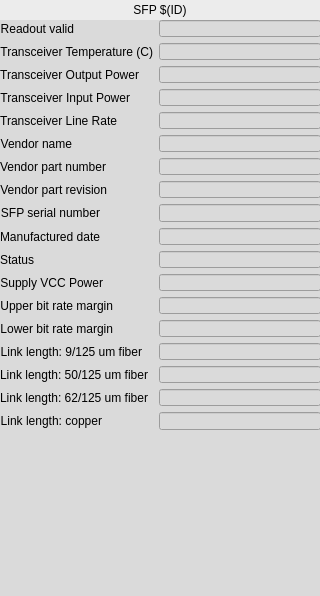
Old version of the form evgMrmApp/opi/EVG/G_EVG_sfp.ui in the repository paulscherrerinstitute/mrfioc2.
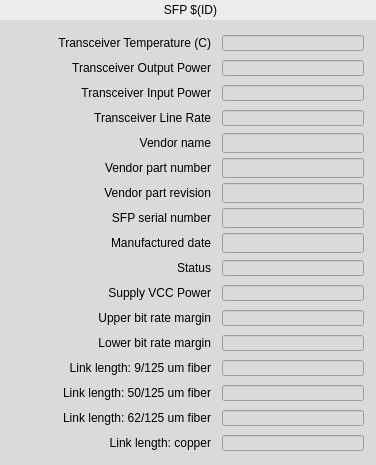
New version of the form. Custom widgets are drawn as their Qt base class.

Commit message: SFP: updated databases and guis with alarms. Removed printout of powerRx error to shell on each update. Limits for SFP alarms also updated

Diff of the .ui file:
```diff
--- a/evgMrmApp/opi/EVG/G_EVG_sfp.ui
+++ b/evgMrmApp/opi/EVG/G_EVG_sfp.ui
@@ -6,8 +6,8 @@
    <rect>
     <x>0</x>
     <y>0</y>
-    <width>320</width>
-    <height>596</height>
+    <width>376</width>
+    <height>465</height>
    </rect>
   </property>
   <property name="windowTitle">
@@ -21,7 +21,7 @@
     <rect>
      <x>0</x>
      <y>0</y>
-     <width>320</width>
+     <width>381</width>
      <height>20</height>
     </rect>
    </property>
@@ -35,41 +35,15 @@
     <set>Qt::AlignCenter</set>
    </property>
   </widget>
-  <widget class="QWidget" name="formLayoutWidget">
-   <property name="geometry">
-    <rect>
-     <x>0</x>
-     <y>20</y>
-     <width>321</width>
-     <height>410</height>
-    </rect>
-   </property>
-   <layout class="QFormLayout" name="formLayout">
-    <property name="fieldGrowthPolicy">
-     <enum>QFormLayout::AllNonFixedFieldsGrow</enum>
-    </property>
-    <item row="1" column="0">
-     <widget class="QLabel" name="label_16">
-      <property name="text">
-       <string>Transceiver Temperature (C)</string>
-      </property>
-      <property name="alignment">
-       <set>Qt::AlignRight|Qt::AlignTrailing|Qt::AlignVCenter</set>
-      </property>
-     </widget>
-    </item>
-    <item row="1" column="1">
-     <widget class="caLineEdit" name="calineedit_6">
-      <property name="channel" stdset="0">
-       <string notr="true">$(SYS)-$(DEVICE):SFP$(ID)-T-I</string>
-      </property>
-      <property name="unitsEnabled">
-       <bool>true</bool>
-      </property>
-     </widget>
-    </item>
-    <item row="2" column="0">
      <widget class="QLabel" name="label_17">
+   <property name="geometry">
+    <rect>
+     <x>10</x>
+     <y>58</y>
+     <width>201</width>
+     <height>20</height>
+    </rect>
+   </property>
       <property name="text">
        <string>Transceiver Output Power</string>
       </property>
@@ -77,66 +51,102 @@
        <set>Qt::AlignRight|Qt::AlignTrailing|Qt::AlignVCenter</set>
       </property>
      </widget>
-    </item>
-    <item row="2" column="1">
-     <widget class="caLineEdit" name="calineedit_7">
-      <property name="channel" stdset="0">
-       <string notr="true">$(SYS)-$(DEVICE):SFP$(ID)-Pwr-TX-I</string>
-      </property>
-      <property name="unitsEnabled">
-       <bool>true</bool>
-      </property>
-     </widget>
-    </item>
-    <item row="3" column="0">
-     <widget class="QLabel" name="label_18">
+  <widget class="QLabel" name="label_34">
+   <property name="geometry">
+    <rect>
+     <x>10</x>
+     <y>433</y>
+     <width>201</width>
+     <height>20</height>
+    </rect>
+   </property>
       <property name="text">
-       <string>Transceiver Input Power</string>
+    <string>Link length: copper</string>
       </property>
       <property name="alignment">
        <set>Qt::AlignRight|Qt::AlignTrailing|Qt::AlignVCenter</set>
       </property>
      </widget>
-    </item>
-    <item row="3" column="1">
-     <widget class="caLineEdit" name="calineedit_8">
-      <property name="channel" stdset="0">
-       <string notr="true">$(SYS)-$(DEVICE):SFP$(ID)-Pwr-RX-I</string>
-      </property>
-      <property name="unitsEnabled">
-       <bool>true</bool>
-      </property>
-     </widget>
-    </item>
-    <item row="4" column="0">
-     <widget class="QLabel" name="label_19">
-      <property name="text">
-       <string>Transceiver Line Rate</string>
-      </property>
-      <property name="alignment">
-       <set>Qt::AlignRight|Qt::AlignTrailing|Qt::AlignVCenter</set>
-      </property>
-     </widget>
-    </item>
-    <item row="4" column="1">
      <widget class="caLineEdit" name="calineedit_9">
+   <property name="geometry">
+    <rect>
+     <x>222</x>
+     <y>110</y>
+     <width>142</width>
+     <height>16</height>
+    </rect>
+   </property>
       <property name="channel" stdset="0">
        <string notr="true">$(SYS)-$(DEVICE):SFP$(ID)-Speed-Link-I</string>
       </property>
-     </widget>
-    </item>
-    <item row="5" column="0">
-     <widget class="QLabel" name="label_20">
+   <property name="background">
+    <color>
+     <red>218</red>
+     <green>218</green>
+     <blue>218</blue>
+    </color>
+   </property>
+   <property name="colorMode">
+    <enum>caLineEdit::Alarm_Static</enum>
+   </property>
+  </widget>
+  <widget class="QLabel" name="label_31">
+   <property name="geometry">
+    <rect>
+     <x>10</x>
+     <y>358</y>
+     <width>201</width>
+     <height>20</height>
+    </rect>
+   </property>
       <property name="text">
-       <string>Vendor name</string>
+    <string>Link length: 9/125 um fiber</string>
       </property>
       <property name="alignment">
        <set>Qt::AlignRight|Qt::AlignTrailing|Qt::AlignVCenter</set>
       </property>
      </widget>
-    </item>
-    <item row="5" column="1">
+  <widget class="QLabel" name="label_25">
+   <property name="geometry">
+    <rect>
+     <x>10</x>
+     <y>233</y>
+     <width>201</width>
+     <height>20</height>
+    </rect>
+   </property>
+   <property name="text">
+    <string>Manufactured date</string>
+   </property>
+   <property name="alignment">
+    <set>Qt::AlignRight|Qt::AlignTrailing|Qt::AlignVCenter</set>
+   </property>
+  </widget>
+  <widget class="caLineEdit" name="calineedit_13">
+   <property name="geometry">
+    <rect>
+     <x>222</x>
+     <y>208</y>
+     <width>142</width>
+     <height>20</height>
+    </rect>
+   </property>
+   <property name="channel" stdset="0">
+    <string notr="true">$(SYS)-$(DEVICE):SFP$(ID)-Serial-I</string>
+   </property>
+   <property name="formatType">
+    <enum>caLineEdit::string</enum>
+   </property>
+  </widget>
      <widget class="caLineEdit" name="calineedit_10">
+   <property name="geometry">
+    <rect>
+     <x>222</x>
+     <y>133</y>
+     <width>142</width>
+     <height>20</height>
+    </rect>
+   </property>
       <property name="channel" stdset="0">
        <string notr="true">$(SYS)-$(DEVICE):SFP$(ID)-Vendor-I</string>
       </property>
@@ -144,29 +154,189 @@
        <enum>caLineEdit::string</enum>
       </property>
      </widget>
-    </item>
-    <item row="6" column="0">
-     <widget class="QLabel" name="label_21">
+  <widget class="caLineEdit" name="calineedit_22">
+   <property name="geometry">
+    <rect>
+     <x>222</x>
+     <y>435</y>
+     <width>142</width>
+     <height>16</height>
+    </rect>
+   </property>
+   <property name="channel" stdset="0">
+    <string notr="true">$(SYS)-$(DEVICE):SFP$(ID)-LinkLength-copper-I</string>
+   </property>
+   <property name="background">
+    <color>
+     <red>218</red>
+     <green>218</green>
+     <blue>218</blue>
+    </color>
+   </property>
+   <property name="colorMode">
+    <enum>caLineEdit::Alarm_Static</enum>
+   </property>
+   <property name="unitsEnabled">
+    <bool>true</bool>
+   </property>
+  </widget>
+  <widget class="caLineEdit" name="calineedit_7">
+   <property name="geometry">
+    <rect>
+     <x>222</x>
+     <y>60</y>
+     <width>142</width>
+     <height>16</height>
+    </rect>
+   </property>
+   <property name="channel" stdset="0">
+    <string notr="true">$(SYS)-$(DEVICE):SFP$(ID)-Pwr-TX-I</string>
+   </property>
+   <property name="background">
+    <color>
+     <red>218</red>
+     <green>218</green>
+     <blue>218</blue>
+    </color>
+   </property>
+   <property name="colorMode">
+    <enum>caLineEdit::Alarm_Static</enum>
+   </property>
+   <property name="unitsEnabled">
+    <bool>true</bool>
+   </property>
+  </widget>
+  <widget class="QLabel" name="label_29">
+   <property name="geometry">
+    <rect>
+     <x>10</x>
+     <y>308</y>
+     <width>201</width>
+     <height>20</height>
+    </rect>
+   </property>
       <property name="text">
-       <string>Vendor part number</string>
+    <string>Upper bit rate margin</string>
       </property>
       <property name="alignment">
        <set>Qt::AlignRight|Qt::AlignTrailing|Qt::AlignVCenter</set>
       </property>
      </widget>
-    </item>
-    <item row="6" column="1">
-     <widget class="caLineEdit" name="calineedit_11">
+  <widget class="QLabel" name="label_20">
+   <property name="geometry">
+    <rect>
+     <x>10</x>
+     <y>133</y>
+     <width>201</width>
+     <height>20</height>
+    </rect>
+   </property>
+   <property name="text">
+    <string>Vendor name</string>
+   </property>
+   <property name="alignment">
+    <set>Qt::AlignRight|Qt::AlignTrailing|Qt::AlignVCenter</set>
+   </property>
+  </widget>
+  <widget class="QLabel" name="label_26">
+   <property name="geometry">
+    <rect>
+     <x>10</x>
+     <y>258</y>
+     <width>201</width>
+     <height>20</height>
+    </rect>
+   </property>
+   <property name="text">
+    <string>Status</string>
+   </property>
+   <property name="alignment">
+    <set>Qt::AlignRight|Qt::AlignTrailing|Qt::AlignVCenter</set>
+   </property>
+  </widget>
+  <widget class="caLineEdit" name="calineedit_17">
+   <property name="geometry">
+    <rect>
+     <x>222</x>
+     <y>285</y>
+     <width>142</width>
+     <height>16</height>
+    </rect>
+   </property>
       <property name="channel" stdset="0">
-       <string notr="true">$(SYS)-$(DEVICE):SFP$(ID)-Part-I</string>
+    <string notr="true">$(SYS)-$(DEVICE):SFP$(ID)-PowerVCC-I</string>
+   </property>
+   <property name="background">
+    <color>
+     <red>218</red>
+     <green>218</green>
+     <blue>218</blue>
+    </color>
+   </property>
+   <property name="colorMode">
+    <enum>caLineEdit::Alarm_Static</enum>
+   </property>
+   <property name="unitsEnabled">
+    <bool>true</bool>
+   </property>
+  </widget>
+  <widget class="caLineEdit" name="calineedit_14">
+   <property name="geometry">
+    <rect>
+     <x>222</x>
+     <y>233</y>
+     <width>142</width>
+     <height>20</height>
+    </rect>
+   </property>
+   <property name="channel" stdset="0">
+    <string notr="true">$(SYS)-$(DEVICE):SFP$(ID)-Date-Manu-I</string>
       </property>
       <property name="formatType">
        <enum>caLineEdit::string</enum>
       </property>
      </widget>
-    </item>
-    <item row="7" column="0">
+  <widget class="QLabel" name="label_30">
+   <property name="geometry">
+    <rect>
+     <x>10</x>
+     <y>333</y>
+     <width>201</width>
+     <height>20</height>
+    </rect>
+   </property>
+   <property name="text">
+    <string>Lower bit rate margin</string>
+   </property>
+   <property name="alignment">
+    <set>Qt::AlignRight|Qt::AlignTrailing|Qt::AlignVCenter</set>
+   </property>
+  </widget>
+  <widget class="QLabel" name="label_32">
+   <property name="geometry">
+    <rect>
+     <x>10</x>
+     <y>383</y>
+     <width>201</width>
+     <height>20</height>
+    </rect>
+   </property>
+   <property name="text">
+    <string>Link length: 50/125 um fiber</string>
+   </property>
+   <property name="alignment">
+    <set>Qt::AlignRight|Qt::AlignTrailing|Qt::AlignVCenter</set>
+   </property>
+  </widget>
      <widget class="QLabel" name="label_22">
+   <property name="geometry">
+    <rect>
+     <x>10</x>
+     <y>183</y>
+     <width>201</width>
+     <height>20</height>
+    </rect>
+   </property>
       <property name="text">
        <string>Vendor part revision</string>
       </property>
@@ -174,19 +344,63 @@
        <set>Qt::AlignRight|Qt::AlignTrailing|Qt::AlignVCenter</set>
       </property>
      </widget>
-    </item>
-    <item row="7" column="1">
-     <widget class="caLineEdit" name="calineedit_12">
-      <property name="channel" stdset="0">
-       <string notr="true">$(SYS)-$(DEVICE):SFP$(ID)-Rev-I</string>
-      </property>
-      <property name="formatType">
-       <enum>caLineEdit::string</enum>
-      </property>
-     </widget>
-    </item>
-    <item row="8" column="0">
+  <widget class="QLabel" name="label_19">
+   <property name="geometry">
+    <rect>
+     <x>10</x>
+     <y>108</y>
+     <width>201</width>
+     <height>20</height>
+    </rect>
+   </property>
+   <property name="text">
+    <string>Transceiver Line Rate</string>
+   </property>
+   <property name="alignment">
+    <set>Qt::AlignRight|Qt::AlignTrailing|Qt::AlignVCenter</set>
+   </property>
+  </widget>
+  <widget class="QLabel" name="label_16">
+   <property name="geometry">
+    <rect>
+     <x>10</x>
+     <y>33</y>
+     <width>201</width>
+     <height>20</height>
+    </rect>
+   </property>
+   <property name="text">
+    <string>Transceiver Temperature (C)</string>
+   </property>
+   <property name="alignment">
+    <set>Qt::AlignRight|Qt::AlignTrailing|Qt::AlignVCenter</set>
+   </property>
+  </widget>
+  <widget class="QLabel" name="label_33">
+   <property name="geometry">
+    <rect>
+     <x>10</x>
+     <y>408</y>
+     <width>201</width>
+     <height>20</height>
+    </rect>
+   </property>
+   <property name="text">
+    <string>Link length: 62/125 um fiber</string>
+   </property>
+   <property name="alignment">
+    <set>Qt::AlignRight|Qt::AlignTrailing|Qt::AlignVCenter</set>
+   </property>
+  </widget>
      <widget class="QLabel" name="label_23">
+   <property name="geometry">
+    <rect>
+     <x>10</x>
+     <y>208</y>
+     <width>201</width>
+     <height>20</height>
+    </rect>
+   </property>
       <property name="text">
        <string>SFP serial number</string>
       </property>
@@ -194,59 +408,93 @@
        <set>Qt::AlignRight|Qt::AlignTrailing|Qt::AlignVCenter</set>
       </property>
      </widget>
-    </item>
-    <item row="8" column="1">
-     <widget class="caLineEdit" name="calineedit_13">
+  <widget class="caLineEdit" name="calineedit_21">
+   <property name="geometry">
+    <rect>
+     <x>222</x>
+     <y>410</y>
+     <width>142</width>
+     <height>16</height>
+    </rect>
+   </property>
       <property name="channel" stdset="0">
-       <string notr="true">$(SYS)-$(DEVICE):SFP$(ID)-Serial-I</string>
-      </property>
-      <property name="formatType">
-       <enum>caLineEdit::string</enum>
-      </property>
-     </widget>
-    </item>
-    <item row="9" column="0">
-     <widget class="QLabel" name="label_25">
-      <property name="text">
-       <string>Manufactured date</string>
-      </property>
-      <property name="alignment">
-       <set>Qt::AlignRight|Qt::AlignTrailing|Qt::AlignVCenter</set>
-      </property>
-     </widget>
-    </item>
-    <item row="9" column="1">
-     <widget class="caLineEdit" name="calineedit_14">
+    <string notr="true">$(SYS)-$(DEVICE):SFP$(ID)-LinkLength-62fiber-I</string>
+   </property>
+   <property name="background">
+    <color>
+     <red>218</red>
+     <green>218</green>
+     <blue>218</blue>
+    </color>
+   </property>
+   <property name="colorMode">
+    <enum>caLineEdit::Alarm_Static</enum>
+   </property>
+   <property name="unitsEnabled">
+    <bool>true</bool>
+   </property>
+  </widget>
+  <widget class="caLineEdit" name="calineedit_8">
+   <property name="geometry">
+    <rect>
+     <x>222</x>
+     <y>85</y>
+     <width>142</width>
+     <height>16</height>
+    </rect>
+   </property>
       <property name="channel" stdset="0">
-       <string notr="true">$(SYS)-$(DEVICE):SFP$(ID)-Date-Manu-I</string>
-      </property>
-      <property name="formatType">
-       <enum>caLineEdit::string</enum>
-      </property>
-     </widget>
-    </item>
-    <item row="10" column="0">
-     <widget class="QLabel" name="label_26">
-      <property name="text">
-       <string>Status</string>
-      </property>
-      <property name="alignment">
-       <set>Qt::AlignRight|Qt::AlignTrailing|Qt::AlignVCenter</set>
-      </property>
-     </widget>
-    </item>
-    <item row="10" column="1">
+    <string notr="true">$(SYS)-$(DEVICE):SFP$(ID)-Pwr-RX-I</string>
+   </property>
+   <property name="background">
+    <color>
+     <red>218</red>
+     <green>218</green>
+     <blue>218</blue>
+    </color>
+   </property>
+   <property name="colorMode">
+    <enum>caLineEdit::Alarm_Static</enum>
+   </property>
+   <property name="unitsEnabled">
+    <bool>true</bool>
+   </property>
+  </widget>
      <widget class="caLineEdit" name="calineedit_15">
+   <property name="geometry">
+    <rect>
+     <x>222</x>
+     <y>260</y>
+     <width>142</width>
+     <height>16</height>
+    </rect>
+   </property>
       <property name="channel" stdset="0">
        <string notr="true">$(SYS)-$(DEVICE):SFP$(ID)-Status-I</string>
       </property>
+   <property name="background">
+    <color>
+     <red>218</red>
+     <green>218</green>
+     <blue>218</blue>
+    </color>
+   </property>
+   <property name="colorMode">
+    <enum>caLineEdit::Alarm_Static</enum>
+   </property>
       <property name="formatType">
        <enum>caLineEdit::hexadecimal</enum>
       </property>
      </widget>
-    </item>
-    <item row="11" column="0">
      <widget class="QLabel" name="label_28">
+   <property name="geometry">
+    <rect>
+     <x>10</x>
+     <y>283</y>
+     <width>201</width>
+     <height>20</height>
+    </rect>
+   </property>
       <property name="text">
        <string>Supply VCC Power</string>
       </property>
@@ -254,158 +502,199 @@
        <set>Qt::AlignRight|Qt::AlignTrailing|Qt::AlignVCenter</set>
       </property>
      </widget>
-    </item>
-    <item row="12" column="0">
-     <widget class="QLabel" name="label_29">
-      <property name="text">
-       <string>Upper bit rate margin</string>
-      </property>
-      <property name="alignment">
-       <set>Qt::AlignRight|Qt::AlignTrailing|Qt::AlignVCenter</set>
-      </property>
-     </widget>
-    </item>
-    <item row="13" column="0">
-     <widget class="QLabel" name="label_30">
+  <widget class="QLabel" name="label_21">
+   <property name="geometry">
+    <rect>
+     <x>10</x>
+     <y>158</y>
+     <width>201</width>
+     <height>20</height>
+    </rect>
+   </property>
       <property name="text">
-       <string>Lower bit rate margin</string>
+    <string>Vendor part number</string>
       </property>
       <property name="alignment">
        <set>Qt::AlignRight|Qt::AlignTrailing|Qt::AlignVCenter</set>
       </property>
      </widget>
-    </item>
-    <item row="14" column="0">
-     <widget class="QLabel" name="label_31">
+  <widget class="QLabel" name="label_18">
+   <property name="geometry">
+    <rect>
+     <x>10</x>
+     <y>83</y>
+     <width>201</width>
+     <height>20</height>
+    </rect>
+   </property>
       <property name="text">
-       <string>Link length: 9/125 um fiber</string>
+    <string>Transceiver Input Power</string>
       </property>
       <property name="alignment">
        <set>Qt::AlignRight|Qt::AlignTrailing|Qt::AlignVCenter</set>
       </property>
      </widget>
-    </item>
-    <item row="15" column="0">
-     <widget class="QLabel" name="label_32">
-      <property name="text">
-       <string>Link length: 50/125 um fiber</string>
-      </property>
-      <property name="alignment">
-       <set>Qt::AlignRight|Qt::AlignTrailing|Qt::AlignVCenter</set>
-      </property>
-     </widget>
-    </item>
-    <item row="16" column="0">
-     <widget class="QLabel" name="label_33">
-      <property name="text">
-       <string>Link length: 62/125 um fiber</string>
-      </property>
-      <property name="alignment">
-       <set>Qt::AlignRight|Qt::AlignTrailing|Qt::AlignVCenter</set>
-      </property>
-     </widget>
-    </item>
-    <item row="17" column="0">
-     <widget class="QLabel" name="label_34">
-      <property name="text">
-       <string>Link length: copper</string>
-      </property>
-      <property name="alignment">
-       <set>Qt::AlignRight|Qt::AlignTrailing|Qt::AlignVCenter</set>
-      </property>
-     </widget>
-    </item>
-    <item row="11" column="1">
-     <widget class="caLineEdit" name="calineedit_17">
+  <widget class="caLineEdit" name="calineedit_6">
+   <property name="geometry">
+    <rect>
+     <x>222</x>
+     <y>35</y>
+     <width>142</width>
+     <height>16</height>
+    </rect>
+   </property>
+   <property name="channel" stdset="0">
+    <string notr="true">$(SYS)-$(DEVICE):SFP$(ID)-T-I</string>
+   </property>
+   <property name="background">
+    <color>
+     <red>218</red>
+     <green>218</green>
+     <blue>218</blue>
+    </color>
+   </property>
+   <property name="colorMode">
+    <enum>caLineEdit::Alarm_Static</enum>
+   </property>
+   <property name="unitsEnabled">
+    <bool>true</bool>
+   </property>
+  </widget>
+  <widget class="caLineEdit" name="calineedit_11">
+   <property name="geometry">
+    <rect>
+     <x>222</x>
+     <y>158</y>
+     <width>142</width>
+     <height>20</height>
+    </rect>
+   </property>
+   <property name="channel" stdset="0">
+    <string notr="true">$(SYS)-$(DEVICE):SFP$(ID)-Part-I</string>
+   </property>
+   <property name="formatType">
+    <enum>caLineEdit::string</enum>
+   </property>
+  </widget>
+  <widget class="caLineEdit" name="calineedit_20">
+   <property name="geometry">
+    <rect>
+     <x>222</x>
+     <y>385</y>
+     <width>142</width>
+     <height>16</height>
+    </rect>
+   </property>
       <property name="channel" stdset="0">
-       <string notr="true">$(SYS)-$(DEVICE):SFP$(ID)-PowerVCC-I</string>
-      </property>
+    <string notr="true">$(SYS)-$(DEVICE):SFP$(ID)-LinkLength-50fiber-I</string>
+   </property>
+   <property name="background">
+    <color>
+     <red>218</red>
+     <green>218</green>
+     <blue>218</blue>
+    </color>
+   </property>
+   <property name="colorMode">
+    <enum>caLineEdit::Alarm_Static</enum>
+   </property>
       <property name="unitsEnabled">
        <bool>true</bool>
       </property>
      </widget>
-    </item>
-    <item row="12" column="1">
-     <widget class="caLineEdit" name="calineedit_18">
+  <widget class="caLineEdit" name="calineedit_12">
+   <property name="geometry">
+    <rect>
+     <x>222</x>
+     <y>183</y>
+     <width>142</width>
+     <height>20</height>
+    </rect>
+   </property>
       <property name="channel" stdset="0">
-       <string notr="true">$(SYS)-$(DEVICE):SFP$(ID)-BitRate-upper-I</string>
-      </property>
-      <property name="unitsEnabled">
-       <bool>true</bool>
-      </property>
-     </widget>
-    </item>
-    <item row="13" column="1">
+    <string notr="true">$(SYS)-$(DEVICE):SFP$(ID)-Rev-I</string>
+   </property>
+   <property name="formatType">
+    <enum>caLineEdit::string</enum>
+   </property>
+  </widget>
      <widget class="caLineEdit" name="calineedit_19">
+   <property name="geometry">
+    <rect>
+     <x>222</x>
+     <y>335</y>
+     <width>142</width>
+     <height>16</height>
+    </rect>
+   </property>
       <property name="channel" stdset="0">
        <string notr="true">$(SYS)-$(DEVICE):SFP$(ID)-BitRate-lower-I</string>
       </property>
+   <property name="background">
+    <color>
+     <red>218</red>
+     <green>218</green>
+     <blue>218</blue>
+    </color>
+   </property>
+   <property name="colorMode">
+    <enum>caLineEdit::Alarm_Static</enum>
+   </property>
       <property name="unitsEnabled">
        <bool>true</bool>
       </property>
      </widget>
-    </item>
-    <item row="14" column="1">
+  <widget class="caLineEdit" name="calineedit_18">
+   <property name="geometry">
+    <rect>
+     <x>222</x>
+     <y>310</y>
+     <width>142</width>
+     <height>16</height>
+    </rect>
+   </property>
+   <property name="channel" stdset="0">
+    <string notr="true">$(SYS)-$(DEVICE):SFP$(ID)-BitRate-upper-I</string>
+   </property>
+   <property name="background">
+    <color>
+     <red>218</red>
+     <green>218</green>
+     <blue>218</blue>
+    </color>
+   </property>
+   <property name="colorMode">
+    <enum>caLineEdit::Alarm_Static</enum>
+   </property>
+   <property name="unitsEnabled">
+    <bool>true</bool>
+   </property>
+  </widget>
      <widget class="caLineEdit" name="calineedit_16">
+   <property name="geometry">
+    <rect>
+     <x>222</x>
+     <y>360</y>
+     <width>142</width>
+     <height>16</height>
+    </rect>
+   </property>
       <property name="channel" stdset="0">
        <string notr="true">$(SYS)-$(DEVICE):SFP$(ID)-LinkLength-9fiber-I</string>
       </property>
-      <property name="unitsEnabled">
-       <bool>true</bool>
-      </property>
-     </widget>
-    </item>
-    <item row="15" column="1">
-     <widget class="caLineEdit" name="calineedit_20">
-      <property name="channel" stdset="0">
-       <string notr="true">$(SYS)-$(DEVICE):SFP$(ID)-LinkLength-50fiber-I</string>
+   <property name="background">
+    <color>
+     <red>218</red>
+     <green>218</green>
+     <blue>218</blue>
+    </color>
+   </property>
+   <property name="colorMode">
+    <enum>caLineEdit::Alarm_Static</enum>
       </property>
       <property name="unitsEnabled">
        <bool>true</bool>
       </property>
-     </widget>
-    </item>
-    <item row="16" column="1">
-     <widget class="caLineEdit" name="calineedit_21">
-      <property name="channel" stdset="0">
-       <string notr="true">$(SYS)-$(DEVICE):SFP$(ID)-LinkLength-62fiber-I</string>
-      </property>
-      <property name="unitsEnabled">
-       <bool>true</bool>
-      </property>
-     </widget>
-    </item>
-    <item row="17" column="1">
-     <widget class="caLineEdit" name="calineedit_22">
-      <property name="channel" stdset="0">
-       <string notr="true">$(SYS)-$(DEVICE):SFP$(ID)-LinkLength-copper-I</string>
-      </property>
-      <property name="unitsEnabled">
-       <bool>true</bool>
-      </property>
-     </widget>
-    </item>
-    <item row="0" column="0">
-     <widget class="QLabel" name="label_24">
-      <property name="text">
-       <string>Readout valid</string>
-      </property>
-      <property name="alignment">
-       <set>Qt::AlignRight|Qt::AlignTrailing|Qt::AlignVCenter</set>
-      </property>
-     </widget>
-    </item>
-    <item row="0" column="1">
-     <widget class="caLineEdit" name="calineedit_23">
-      <property name="channel" stdset="0">
-       <string notr="true">$(SYS)-$(DEVICE):SFP$(ID)-Valid-I</string>
-      </property>
-      <property name="unitsEnabled">
-       <bool>true</bool>
-      </property>
-     </widget>
-    </item>
-   </layout>
   </widget>
  </widget>
  <customwidgets>
```
Lines whose indentation alone changed are shown as unchanged. The commit also changes 9 other files.
